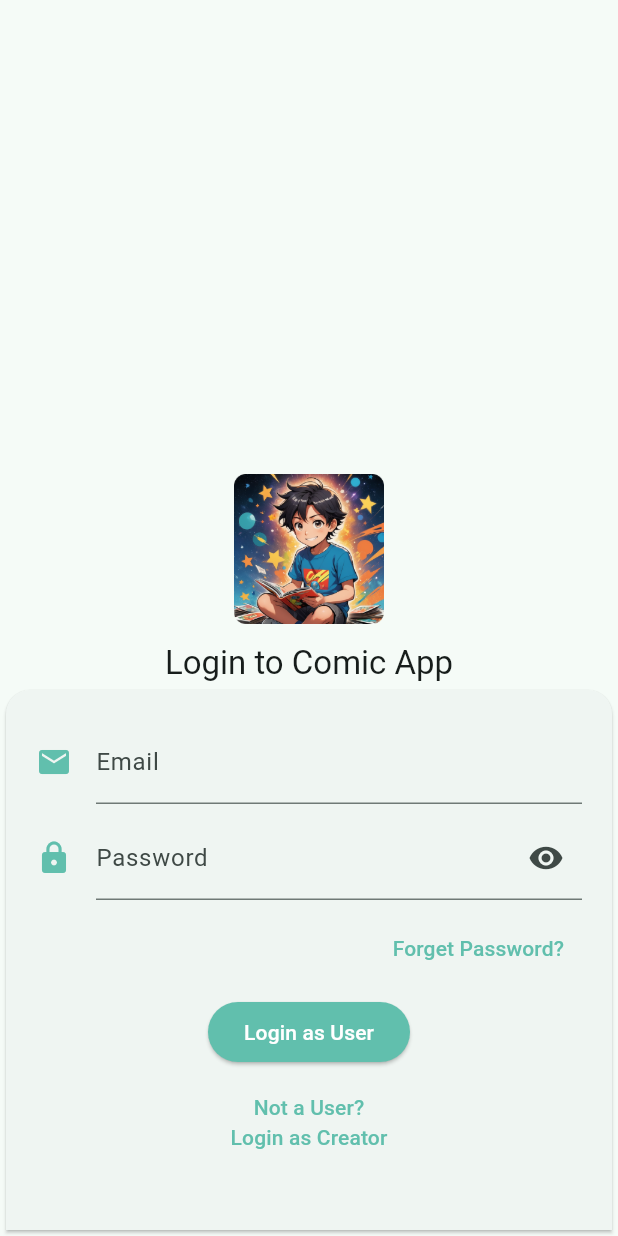
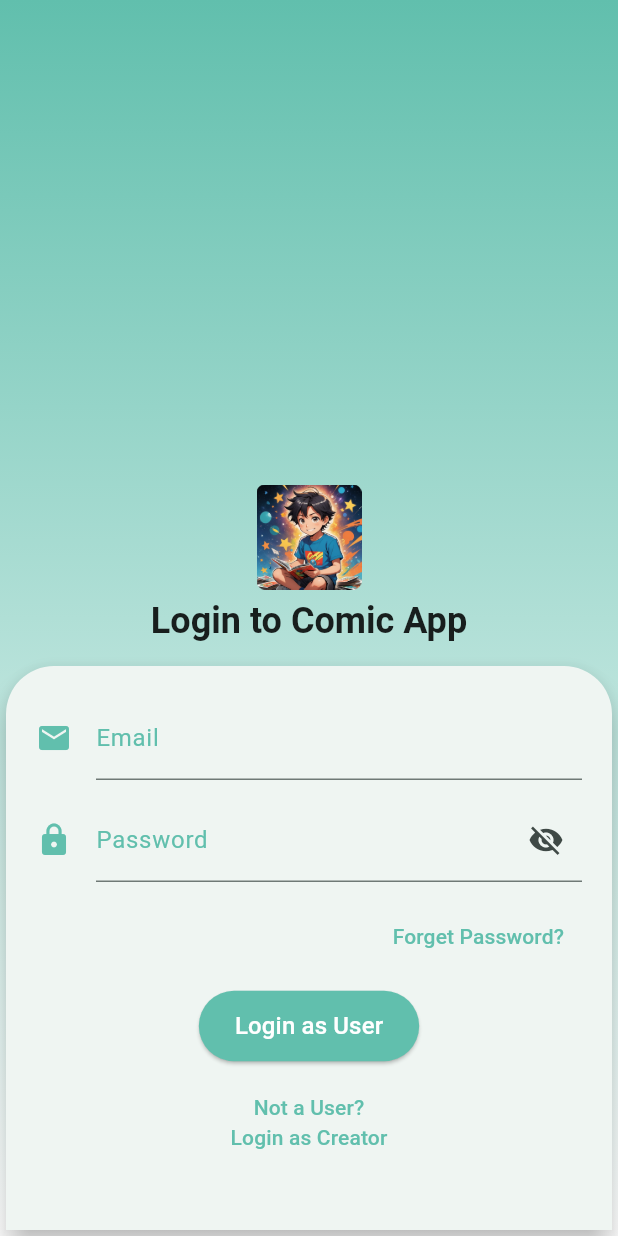
Before and after one commit to Utomo30/Project-UTS, a Flutter app: the screen it shows after launch, on a phone screen of 412 x 824 dp. Run offline on Flutter 3.47's test engine with Material 3 defaults, Android fonts, the phone set to English and light mode, and no system bars; our stand-ins replace get.

Commit message:
Update login_view.dart

```diff
--- a/lib/app/modules/login/views/login_view.dart
+++ b/lib/app/modules/login/views/login_view.dart
@@ -3,17 +3,28 @@
 import 'package:comic_app/app/helpers/const.dart';
 import 'package:comic_app/app/helpers/themes.dart';
 import 'package:flutter/material.dart';
-
 import 'package:get/get.dart';
 
 import '../controllers/login_controller.dart';
 
 class LoginView extends GetView<LoginController> {
   const LoginView({Key? key}) : super(key: key);
+
   @override
   Widget build(BuildContext context) {
     return Scaffold(
       body: SafeArea(
+        child: Container(
+          decoration: BoxDecoration(
+            gradient: LinearGradient(
+              colors: [
+                getTheme(context).primaryColor,
+                Colors.white,
+              ],
+              begin: Alignment.topCenter,
+              end: Alignment.bottomCenter,
+            ),
+          ),
           child: Column(
             children: [
               Expanded(
@@ -22,22 +33,24 @@ class LoginView extends GetView<LoginController> {
                   child: Column(
                     mainAxisAlignment: MainAxisAlignment.end,
                     children: [
-                    Image.asset(imgLogo, height: 100),
-                    SizedBox(
-                      height: 12,
-                    ),
+                      SizedBox(height: 70), // Menambahkan jarak atas
+                      Image.asset(imgLogo, height: 70),
+                      SizedBox(height: 5),
                       Text(
                         "Login to $appName",
-                      style: getTextTheme(context).titleLarge,
+                        style: getTextTheme(context).headlineSmall?.copyWith(
+                            color: Colors.black87, fontWeight: FontWeight.bold),
                       ),
+                      SizedBox(height: 10),
                     ],
                   ),
                 ),
               ),
               Card(
                 shape: RoundedRectangleBorder(
-                borderRadius: BorderRadius.vertical(top: Radius.circular(16)),
+                  borderRadius: BorderRadius.vertical(top: Radius.circular(32)),
                 ),
+                elevation: 8, // Menambahkan bayangan pada card
                 child: Container(
                   padding: EdgeInsets.all(20),
                   child: Column(
@@ -45,24 +58,34 @@ class LoginView extends GetView<LoginController> {
                       TextField(
                         decoration: InputDecoration(
                           labelText: "Email",
+                          labelStyle:
+                              TextStyle(color: getTheme(context).primaryColor),
                           icon: Icon(
                             Icons.email,
                             color: getTheme(context).primaryColor,
                           ),
+                          focusedBorder: UnderlineInputBorder(
+                            borderSide: BorderSide(
+                                color: getTheme(context).primaryColor),
+                          ),
                         ),
                         keyboardType: TextInputType.emailAddress,
                       ),
-                    SizedBox(
-                      height: 8,
-                    ),
+                      SizedBox(height: 12),
                       Obx(
                         () => TextFormField(
                           obscureText: !controller.showPassword.value,
                           decoration: InputDecoration(
                             labelText: "Password",
+                            labelStyle: TextStyle(
+                                color: getTheme(context).primaryColor),
                             icon: Icon(
                               Icons.lock,
                               color: getTheme(context).primaryColor,
+                            ),
+                            focusedBorder: UnderlineInputBorder(
+                              borderSide: BorderSide(
+                                  color: getTheme(context).primaryColor),
                             ),
                             suffixIcon: IconButton(
                               onPressed: () {
@@ -70,37 +93,46 @@ class LoginView extends GetView<LoginController> {
                                     !controller.showPassword.value;
                               },
                               icon: controller.showPassword.value
-                                    ? Icon(Icons.visibility_off)
-                                    : Icon(Icons.visibility))),
+                                  ? Icon(Icons.visibility)
+                                  : Icon(Icons.visibility_off),
+                            ),
+                          ),
                           keyboardType: TextInputType.visiblePassword,
                         ),
                       ),
-                    SizedBox(
-                      height: 8,
-                    ),
+                      SizedBox(height: 12),
                       Align(
                         alignment: Alignment.centerRight,
                         child: TextButton(
-                          onPressed: () {}, child: Text("Forget Password?")),
+                          onPressed: () {},
+                          child: Text("Forget Password?"),
+                          style: TextButton.styleFrom(
+                              foregroundColor: getTheme(context).primaryColor),
                         ),
-                    SizedBox(
-                      height: 8,
                       ),
+                      SizedBox(height: 12),
                       Obx(
                         () => ElevatedButton(
                           style: ElevatedButton.styleFrom(
                             backgroundColor: getTheme(context).primaryColor,
                             foregroundColor:
-                                getTheme(context).colorScheme.onPrimary),
+                                getTheme(context).colorScheme.onPrimary,
+                            padding: EdgeInsets.symmetric(
+                                vertical: 12, horizontal: 24),
+                            shape: RoundedRectangleBorder(
+                              borderRadius: BorderRadius.circular(30),
+                            ),
+                          ),
                           onPressed: () {
                             controller.login();
                           },
-                        child: Text("Login as ${controller.userType()}"),
+                          child: Text(
+                            "Login as ${controller.userType()}",
+                            style: TextStyle(fontSize: 16),
                           ),
                         ),
-                    SizedBox(
-                      height: 8,
                       ),
+                      SizedBox(height: 12),
                       Obx(
                         () => TextButton(
                           onPressed: () {
@@ -110,10 +142,12 @@ class LoginView extends GetView<LoginController> {
                           child: Text(
                             "Not a ${controller.userType()}?\nLogin as ${controller.userType(reverse: true)}",
                             textAlign: TextAlign.center,
+                            style: TextStyle(
+                                color: getTheme(context).primaryColor),
                           ),
                         ),
                       ),
-                    SizedBox(height: 24)
+                      SizedBox(height: 24),
                     ],
                   ),
                 ),
@@ -121,6 +155,7 @@ class LoginView extends GetView<LoginController> {
             ],
           ),
         ),
+      ),
     );
   }
 }
```
Lines whose indentation alone changed are shown as unchanged.
